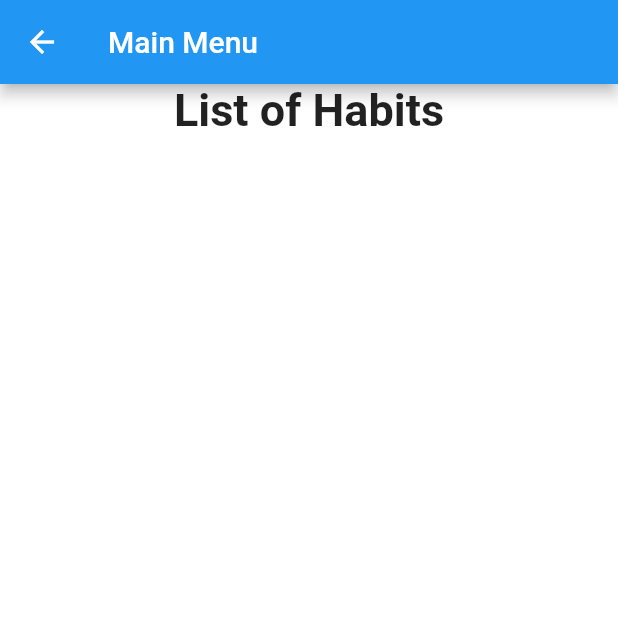
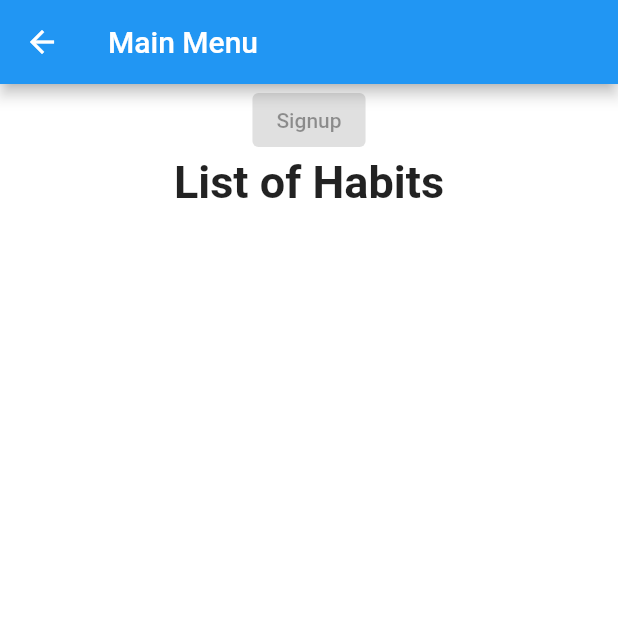
Before and after one commit to schwalbevans/better_with_friends, a Flutter app: the initalMenu screen opened directly, on a phone screen of 412 x 824 dp, the top half of it. Run offline on Flutter 3.47's test engine with Material 2 defaults, Android fonts, the phone set to English and light mode, and no system bars; our stand-ins replace firebase_auth, firebase_core; missing offline and left inert: dart:ffi; accounts and stored records are empty.

Commit message:
Added Button to login screen

```diff
--- a/lib/screens/components/menu_body.dart
+++ b/lib/screens/components/menu_body.dart
@@ -1,17 +1,24 @@
 
+import 'dart:ffi';
 import 'package:better_with_friends/screens/components/background_menu.dart';
 import 'package:flutter/material.dart';
 
 class menuBody extends StatelessWidget {
   @override
   Widget build(BuildContext context) {
-    return Background_Menu(child: Column(
+    return Background_Menu(
+      child: Column(
         //mainAxisAlignment: MainAxisAlignment.center,
-        children: const <Widget>[Text("List of Habits",
+        children: const <Widget>[
+          ElevatedButton(onPressed: null,
+              child: Text('Signup')),
+          Text("List of Habits",
         style: TextStyle(fontWeight: FontWeight.bold,fontSize: 30)
+    ),
 
-    ),
+
     ],
+
     ),
     );
   }
```
